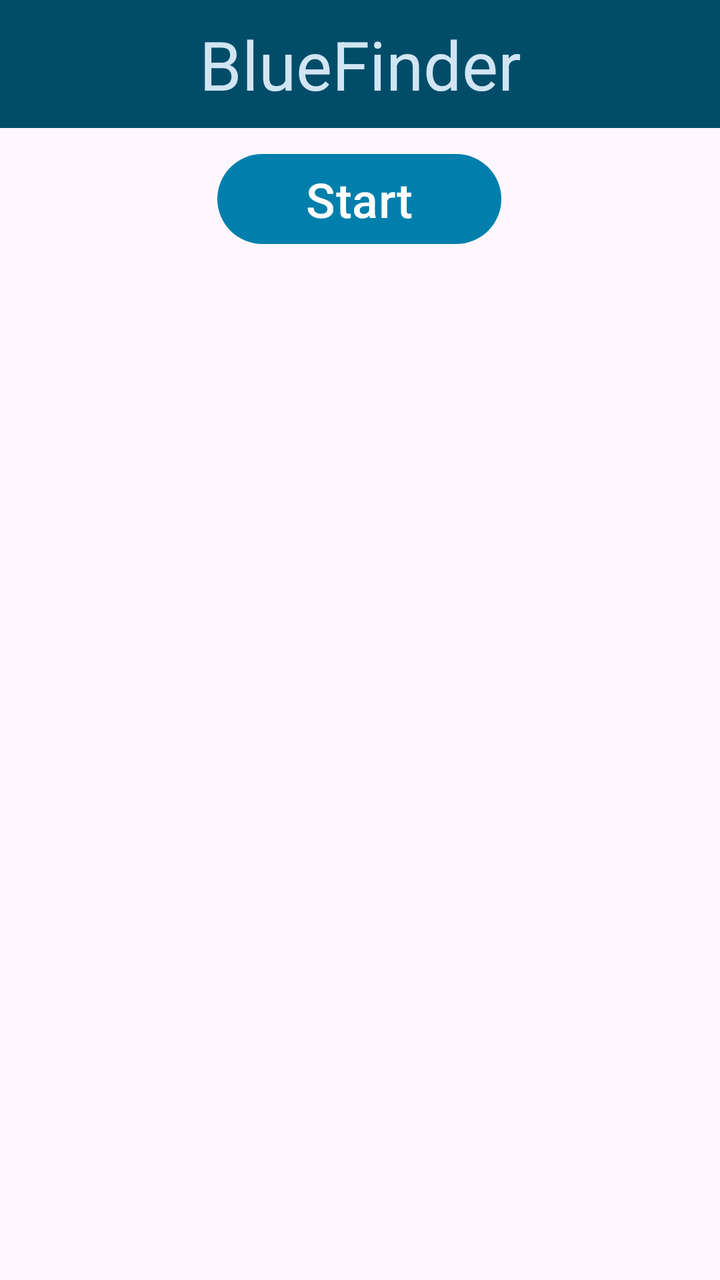
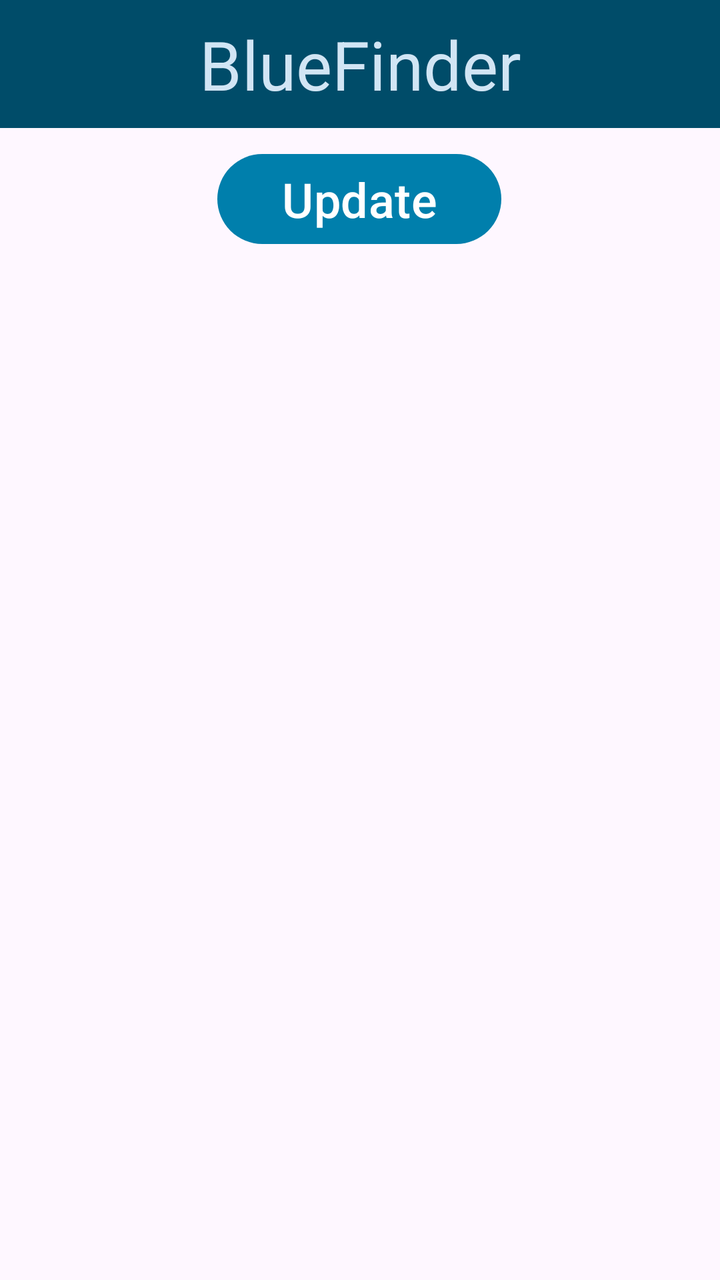

Before-and-after screenshots of an Android layout around one commit, followed by the original layout XML and the change that was made.
<!-- AndroidManifest.xml: application theme Theme.Bluefinder -->
<!-- res/layout/activity_main.xml -->
<?xml version="1.0" encoding="utf-8"?>
<androidx.constraintlayout.widget.ConstraintLayout xmlns:android="http://schemas.android.com/apk/res/android"
    xmlns:app="http://schemas.android.com/apk/res-auto"
    xmlns:tools="http://schemas.android.com/tools"
    android:id="@+id/main"
    android:layout_width="match_parent"
    android:layout_height="match_parent"
    tools:context=".MainActivity">

    <com.google.android.material.appbar.MaterialToolbar
        android:id="@+id/materialToolbar"
        android:layout_width="match_parent"
        android:layout_height="wrap_content"
        android:background="@color/material_dynamic_primary30"
        app:layout_constraintEnd_toEndOf="parent"
        app:layout_constraintStart_toStartOf="parent"
        app:layout_constraintTop_toTopOf="parent"
        app:title="BlueFinder"
        app:titleCentered="true"
        app:titleTextAppearance="@style/TextAppearance.AppCompat.Display1"
        app:titleTextColor="@color/material_dynamic_secondary90" />

    <com.google.android.material.button.MaterialButton
        android:id="@+id/start_button"
        android:layout_width="142dp"
        android:layout_height="53dp"
        android:layout_marginBottom="340dp"
        android:onClick="onButtonStartClick"
        android:text="Start"
        android:textSize="24sp"
        app:backgroundTint="@color/material_dynamic_primary50"
        app:layout_constraintBottom_toBottomOf="parent"
        app:layout_constraintEnd_toEndOf="parent"
        app:layout_constraintHorizontal_bias="0.498"
        app:layout_constraintStart_toStartOf="parent"
        app:layout_constraintTop_toTopOf="@+id/materialToolbar"
        app:layout_constraintVertical_bias="0.295" />

    <androidx.recyclerview.widget.RecyclerView
        android:id="@+id/rv"
        android:layout_width="411dp"
        android:layout_height="507dp"
        app:layout_constraintBottom_toBottomOf="parent"
        app:layout_constraintEnd_toEndOf="parent"
        app:layout_constraintStart_toStartOf="parent" />

    <TextView
        android:id="@+id/textView"
        android:layout_width="wrap_content"
        android:layout_height="wrap_content"
        android:layout_marginTop="3dp"
        app:layout_constraintEnd_toEndOf="parent"
        app:layout_constraintStart_toStartOf="parent"
        app:layout_constraintTop_toBottomOf="@+id/start_button" />


</androidx.constraintlayout.widget.ConstraintLayout>
<!-- resources referenced by this layout -->
<resources>
  <style name="Theme.Bluefinder" parent="Base.Theme.Bluefinder" />
  <style name="Base.Theme.Bluefinder" parent="Theme.Material3.DayNight.NoActionBar">
          
          
      </style>
</resources>

<!-- the commit's change to res/layout/activity_main.xml (unified diff, before → after) -->
@@ -26,7 +26,7 @@
         android:layout_height="53dp"
         android:layout_marginBottom="340dp"
         android:onClick="onButtonStartClick"
-        android:text="Start"
+        android:text="Update"
         android:textSize="24sp"
         app:backgroundTint="@color/material_dynamic_primary50"
         app:layout_constraintBottom_toBottomOf="parent"
@@ -35,14 +35,6 @@
         app:layout_constraintStart_toStartOf="parent"
         app:layout_constraintTop_toTopOf="@+id/materialToolbar"
         app:layout_constraintVertical_bias="0.295" />
-
-    <androidx.recyclerview.widget.RecyclerView
-        android:id="@+id/rv"
-        android:layout_width="411dp"
-        android:layout_height="507dp"
-        app:layout_constraintBottom_toBottomOf="parent"
-        app:layout_constraintEnd_toEndOf="parent"
-        app:layout_constraintStart_toStartOf="parent" />
 
     <TextView
         android:id="@+id/textView"
@@ -53,5 +45,13 @@
         app:layout_constraintStart_toStartOf="parent"
         app:layout_constraintTop_toBottomOf="@+id/start_button" />
 
+    <ListView
+        android:id="@+id/list_view"
+        android:layout_width="409dp"
+        android:layout_height="576dp"
+        app:layout_constraintBottom_toBottomOf="parent"
+        app:layout_constraintEnd_toEndOf="parent"
+        app:layout_constraintStart_toStartOf="parent" />
+
 
 </androidx.constraintlayout.widget.ConstraintLayout>
